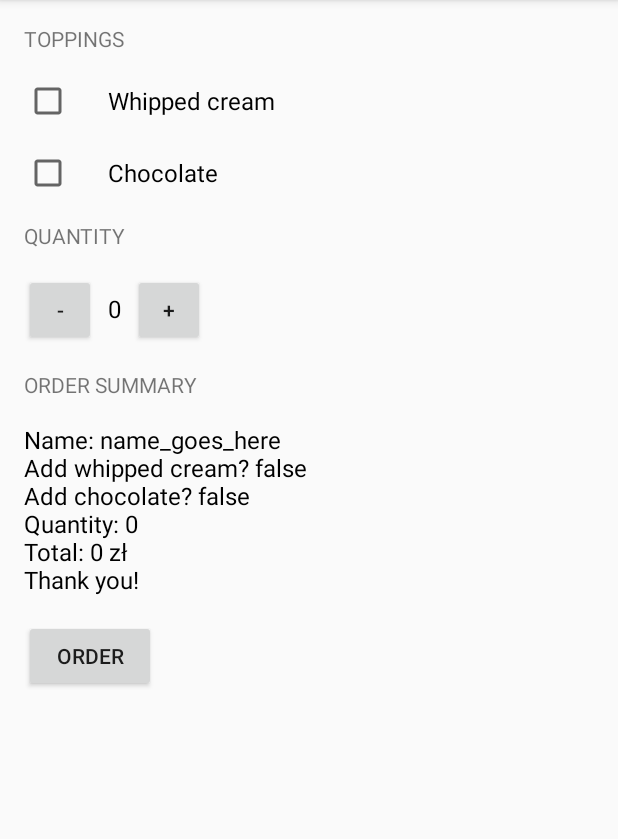
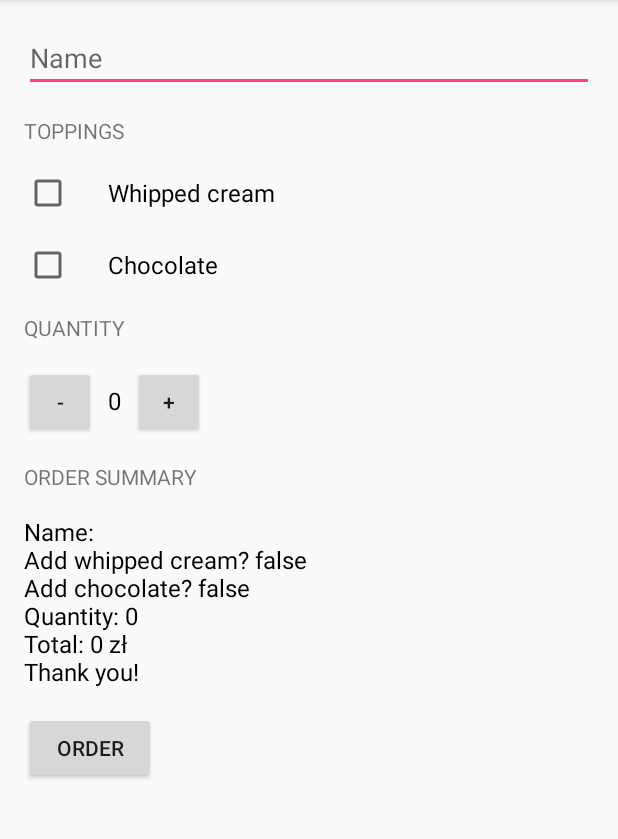
Before and after one commit to ezbery/Android, an Android app: the screen it shows after launch (MainActivity), after a tap on "ORDER", on a phone screen of 412 x 824 dp, the part 84-923 px from its top. Run offline under Robolectric (Android 15) with nearby library versions, the phone set to English and light mode, and no system bars.

Commit message:
added editText

```diff
--- a/JustJava/app/src/main/java/com/example/android/justjava/MainActivity.java
+++ b/JustJava/app/src/main/java/com/example/android/justjava/MainActivity.java
@@ -11,6 +11,7 @@ import android.os.Bundle;
 import android.support.v7.app.AppCompatActivity;
 import android.view.View;
 import android.widget.CheckBox;
+import android.widget.EditText;
 import android.widget.TextView;
 
 /**
@@ -31,13 +32,14 @@ public class MainActivity extends AppCompatActivity {
      * Create summary of the order.
      *
      * @param addWhippedCream is whether or not the user wants whipped cream topping
-     * @param addChocolate is whether or not the user wants whipped cream topping
-     * @param price of the order
+     * @param addChocolate    is whether or not the user wants whipped cream topping
+     * @param price           of the order
+     * @param name            of the costumer
      * @return text summary
      */
 
-    private String createOrderSummary(int price, boolean addWhippedCream, boolean addChocolate) {
-        String priceMessage = "Name: name_goes_here";
+    private String createOrderSummary(int price, boolean addWhippedCream, boolean addChocolate, String name) {
+        String priceMessage = "Name: " + name;
         priceMessage += "\nAdd whipped cream? " + addWhippedCream;
         priceMessage += "\nAdd chocolate? " + addChocolate;
         priceMessage += "\nQuantity: " + quantity;
@@ -50,9 +52,11 @@ public class MainActivity extends AppCompatActivity {
         int price = calculatePrice();
         CheckBox whippedCreamCheckBox = (CheckBox) findViewById(R.id.whipped_cram_checkbox);
         CheckBox chocolateCheckBox = (CheckBox) findViewById(R.id.chocolate_checkbox);
+        EditText nameEditText = (EditText) findViewById(R.id.name_field);
         boolean hasWhippedCream = whippedCreamCheckBox.isChecked();
         boolean hasChocolate = chocolateCheckBox.isChecked();
-        displayMessage(createOrderSummary(price, hasWhippedCream, hasChocolate));
+        String nameField = nameEditText.getText().toString();
+        displayMessage(createOrderSummary(price, hasWhippedCream, hasChocolate, nameField));
     }
 
     /**
--- a/JustJava/app/src/main/res/layout/activity_main.xml
+++ b/JustJava/app/src/main/res/layout/activity_main.xml
@@ -14,6 +14,14 @@
         android:paddingRight="@dimen/activity_horizontal_margin"
         android:paddingTop="@dimen/activity_vertical_margin"
         tools:context="com.example.android.justjava.MainActivity">
+
+        <EditText
+            android:id="@+id/name_field"
+            android:layout_width="match_parent"
+            android:layout_height="wrap_content"
+            android:layout_marginBottom="16dp"
+            android:hint="Name"
+            android:inputType="textCapWords" />
 
         <TextView
             android:layout_width="wrap_content"
```
